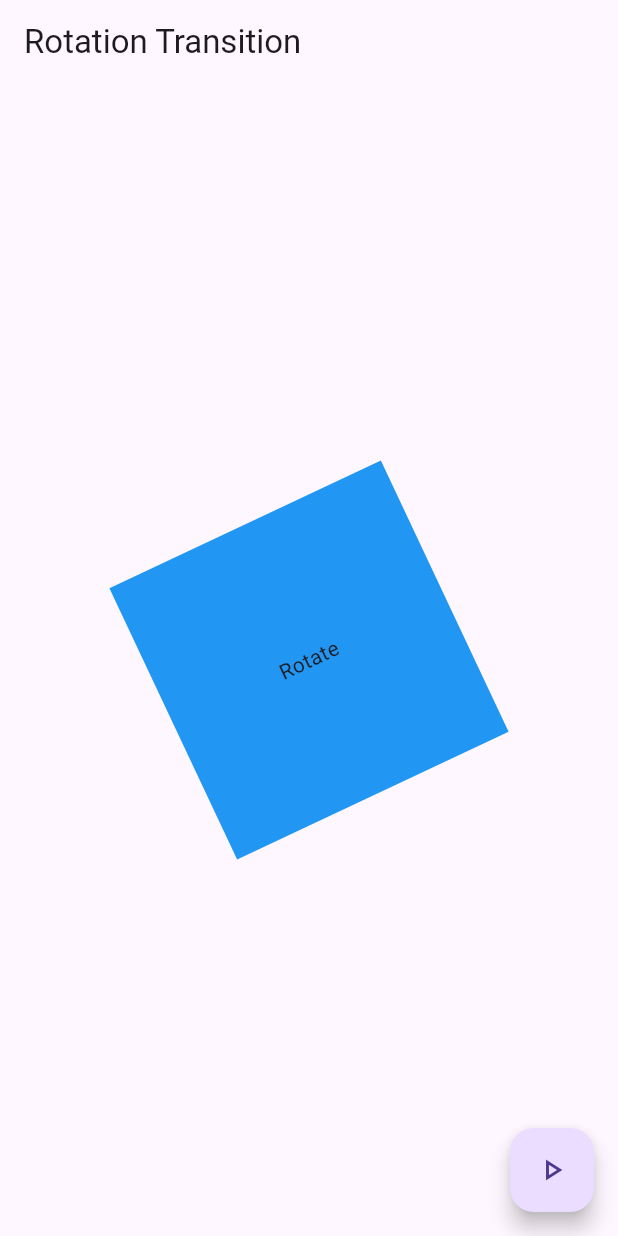
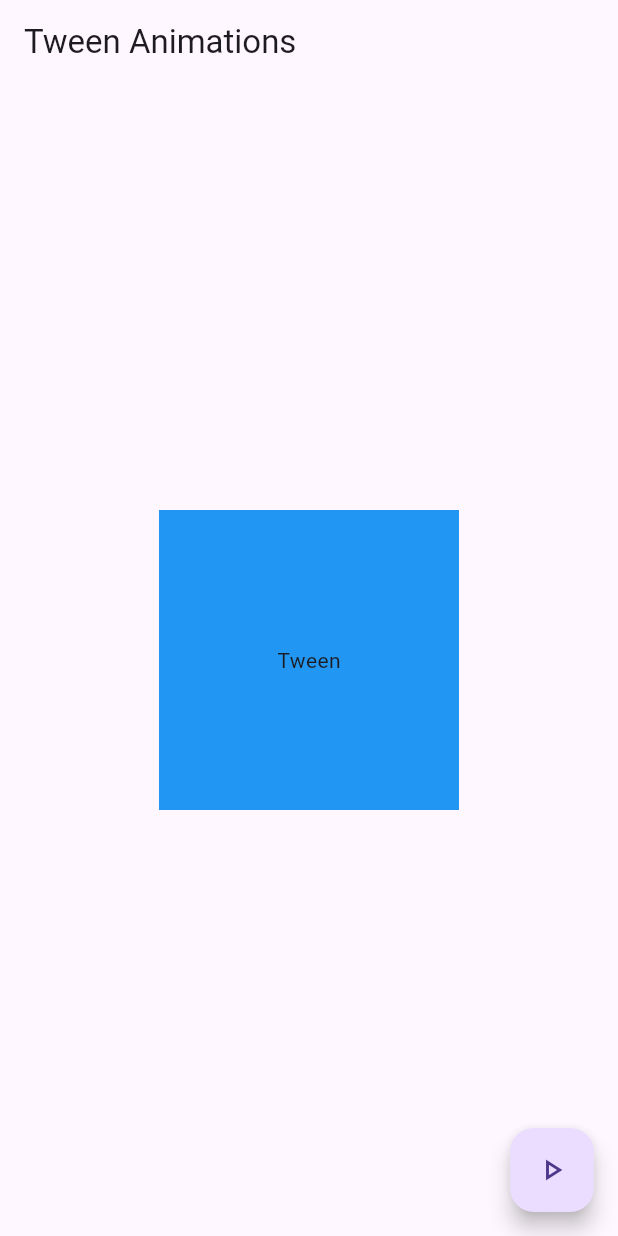
Before and after one commit to remyamp1/Animations, a Flutter app: the screen it shows after launch, after a tap on the "play arrow" icon, on a phone screen of 412 x 824 dp. Run offline on Flutter 3.47's test engine with Material 3 defaults, Android fonts, the phone set to English and light mode, and no system bars.

```diff
--- a/lib/main.dart
+++ b/lib/main.dart
@@ -3,6 +3,7 @@ import 'package:animations/FadeTransition.dart';
 import 'package:animations/Rotat.dart';
 import 'package:animations/ScaleTransition.dart';
 import 'package:animations/SlideTransition.dart';
+import 'package:animations/tween.dart';
 import 'package:flutter/material.dart';
 
 void main() {
@@ -17,7 +18,7 @@ class MyApp extends StatelessWidget {
   Widget build(BuildContext context) {
     return MaterialApp(
       debugShowCheckedModeBanner: false,
-      home:RotatTransitionDemo(),
+      home:TweenTransitionDemo(),
     );
   }
 }
--- /dev/null
+++ b/lib/tween.dart
@@ -0,0 +1,45 @@
+import 'package:flutter/material.dart';
+class TweenTransitionDemo extends StatefulWidget{
+  const TweenTransitionDemo ({super.key});
+  @override
+  State <TweenTransitionDemo> createState()=> _TweenTransitionDemoState();
+
+}
+class _TweenTransitionDemoState extends State<TweenTransitionDemo>{
+  bool _isLarge =false;
+
+
+ @override
+ Widget build (BuildContext context){
+  return Scaffold(
+  appBar: AppBar(
+    title: Text("Tween Animations"),
+  ),
+    body: Center(
+      child:
+      TweenAnimationBuilder(
+        tween: Tween<double>(begin: 100,end:_isLarge ? 200:100),
+    duration: Duration(seconds: 1),
+    builder: (context, Size, child) {
+      return Container(
+        height: 200,
+        width: 200,
+        color: Colors.blue,
+        child: child,
+      );
+    },
+      child: Center(
+        child: Text("Tween"),
+      ),),
+    ),
+    floatingActionButton: FloatingActionButton(
+      child: Icon(Icons.play_arrow_outlined),onPressed: (){
+      setState(() {
+        _isLarge= !_isLarge;
+      });
+    },
+    ),
+
+  );
+ }
+}
```
